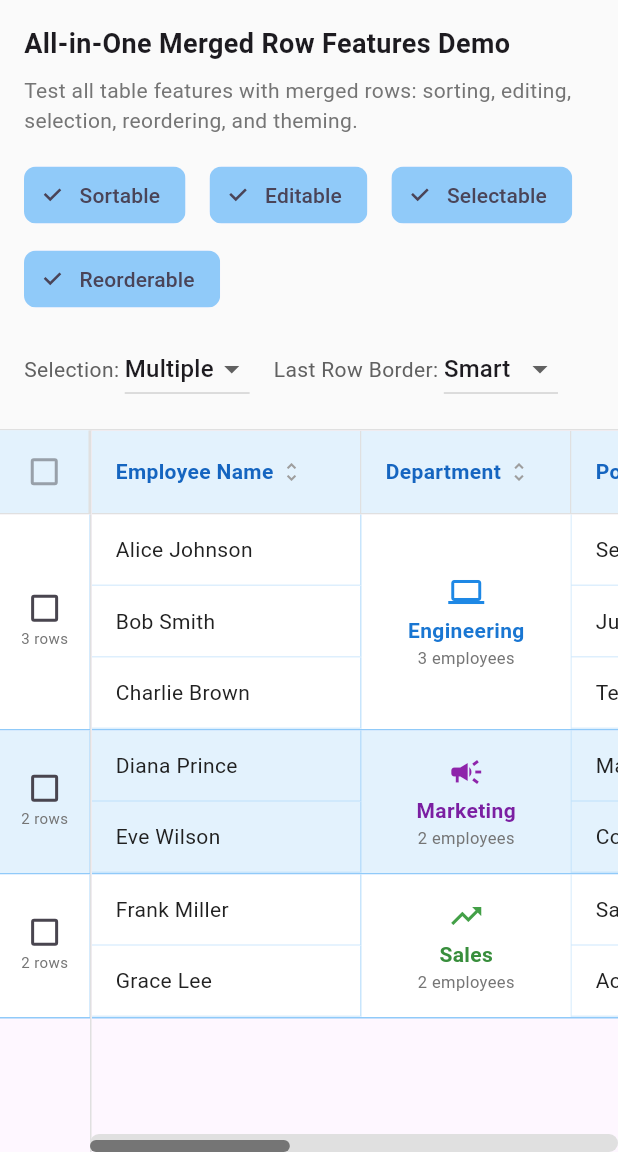
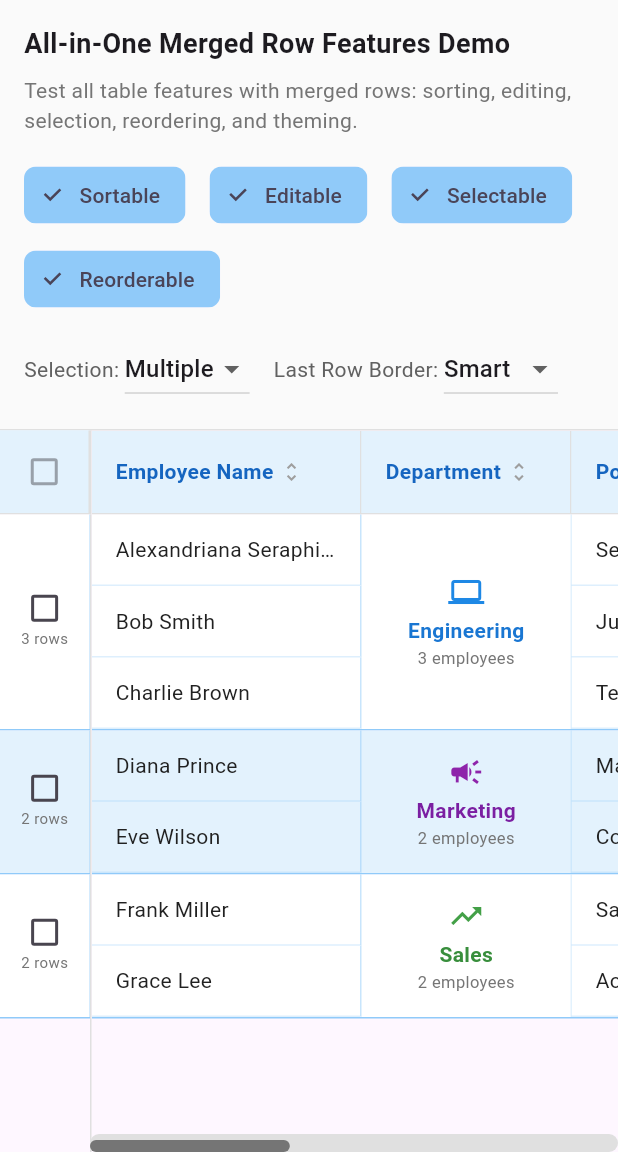
Before and after one commit to kihyun1998/flutter_table_plus, a Flutter app: the ComprehensiveMergedExample screen opened directly, on a phone screen of 412 x 824 dp, the part 84-1236 px from its top. Run offline on Flutter 3.47's test engine with Material 3 defaults, Android fonts, the phone set to English and light mode, and no system bars.

Commit message:
fix: merged row에서 tooltip 안되더 현상 개선

```diff
--- a/example/lib/pages/comprehensive_merged_example.dart
+++ b/example/lib/pages/comprehensive_merged_example.dart
@@ -36,7 +36,7 @@ class _ComprehensiveMergedExampleState
   final List<Map<String, dynamic>> _data = [
     {
       'id': '1',
-      'name': 'Alice Johnson',
+      'name': 'Alexandriana Seraphina Aethelreda Abernathy',
       'department': 'Engineering',
       'position': 'Senior Developer',
       'salary': 120000,
@@ -116,7 +116,7 @@ class _ComprehensiveMergedExampleState
         minWidth: 120,
         sortable: true,
         editable: true,
-    ),
+        tooltipBehavior: TooltipBehavior.onOverflowOnly),
     'department': TablePlusColumn(
       key: 'department',
       label: 'Department',
--- a/lib/src/widgets/table_plus_merged_row.dart
+++ b/lib/src/widgets/table_plus_merged_row.dart
@@ -8,6 +8,8 @@ import '../models/table_column.dart';
 import '../models/theme/body_theme.dart' show TablePlusBodyTheme;
 import '../models/theme/editable_theme.dart' show TablePlusEditableTheme;
 import '../models/theme/tooltip_theme.dart' show TablePlusTooltipTheme;
+import '../models/tooltip_behavior.dart';
+import '../utils/text_overflow_detector.dart';
 import 'custom_ink_well.dart';
 import 'table_plus_row_widget.dart';
 
@@ -190,15 +192,21 @@ class TablePlusMergedRow extends TablePlusRowWidget {
       );
     } else {
       // Default text content
+      final displayValue = (rowData ?? {})[column.key]?.toString() ?? '';
+      Widget textWidget = Text(
+        displayValue,
+        style: theme.textStyle,
+        textAlign: column.textAlign,
+        overflow: column.textOverflow,
+      );
+
+      // Wrap with tooltip if needed
+      textWidget = _wrapWithTooltip(textWidget, displayValue, column, width ?? column.width);
+
       content = Container(
         alignment: column.alignment,
         padding: theme.padding,
-        child: Text(
-          (rowData ?? {})[column.key]?.toString() ?? '',
-          style: theme.textStyle,
-          textAlign: column.textAlign,
-          overflow: column.textOverflow,
-        ),
+        child: textWidget,
       );
     }
 
@@ -388,15 +396,21 @@ class TablePlusMergedRow extends TablePlusRowWidget {
               child: column.cellBuilder!(context, rowData ?? {}),
             );
           } else {
+            final displayValue = (rowData ?? {})[column.key]?.toString() ?? '';
+            Widget textWidget = Text(
+              displayValue,
+              style: theme.textStyle,
+              textAlign: column.textAlign,
+              overflow: column.textOverflow,
+            );
+
+            // Wrap with tooltip if needed
+            textWidget = _wrapWithTooltip(textWidget, displayValue, column, width ?? column.width);
+
             content = Container(
               alignment: column.alignment,
               padding: theme.padding,
-              child: Text(
-                (rowData ?? {})[column.key]?.toString() ?? '',
-                style: theme.textStyle,
-                textAlign: column.textAlign,
-                overflow: column.textOverflow,
-              ),
+              child: textWidget,
             );
           }
 
@@ -562,6 +576,62 @@ class TablePlusMergedRow extends TablePlusRowWidget {
     );
   }
 
+  /// Determines whether a tooltip should be shown based on the column's tooltip behavior.
+  bool _shouldShowTooltip(String displayValue, TablePlusColumn column, double maxWidth) {
+    // Basic checks - tooltip must be enabled and text must not be empty
+    if (!tooltipTheme.enabled || displayValue.isEmpty) {
+      return false;
+    }
+
+    switch (column.tooltipBehavior) {
+      case TooltipBehavior.never:
+        return false;
+
+      case TooltipBehavior.always:
+        return column.textOverflow == TextOverflow.ellipsis;
+
+      case TooltipBehavior.onOverflowOnly:
+        // Only show tooltip if text overflow is ellipsis AND text actually overflows
+        if (column.textOverflow != TextOverflow.ellipsis) {
+          return false;
+        }
+
+        // Account for padding that might be applied to the cell content
+        final cellPadding = theme.padding;
+        final paddingWidth = cellPadding.horizontal;
+        final maxTextWidth = maxWidth - paddingWidth;
+
+        if (maxTextWidth <= 0) {
+          return true; // If no space available, consider it overflow
+        }
+
+        return TextOverflowDetector.willTextOverflow(
+          text: displayValue,
+          style: theme.textStyle,
+          maxWidth: maxTextWidth,
+          textAlign: column.textAlign,
+        );
+    }
+  }
+
+  /// Wraps a text widget with tooltip if needed.
+  Widget _wrapWithTooltip(Widget textWidget, String displayValue, TablePlusColumn column, double maxWidth) {
+    if (_shouldShowTooltip(displayValue, column, maxWidth)) {
+      return Tooltip(
+        message: displayValue,
+        textStyle: tooltipTheme.textStyle,
+        decoration: tooltipTheme.decoration,
+        padding: tooltipTheme.padding,
+        margin: tooltipTheme.margin,
+        waitDuration: tooltipTheme.waitDuration,
+        showDuration: tooltipTheme.showDuration,
+        preferBelow: tooltipTheme.preferBelow,
+        child: textWidget,
+      );
+    }
+    return textWidget;
+  }
+
   /// Build selection cell for merged row.
   Widget? _buildSelectionCell() {
     if (!isSelectable) return null;
```
Lines whose indentation alone changed are shown as unchanged.
